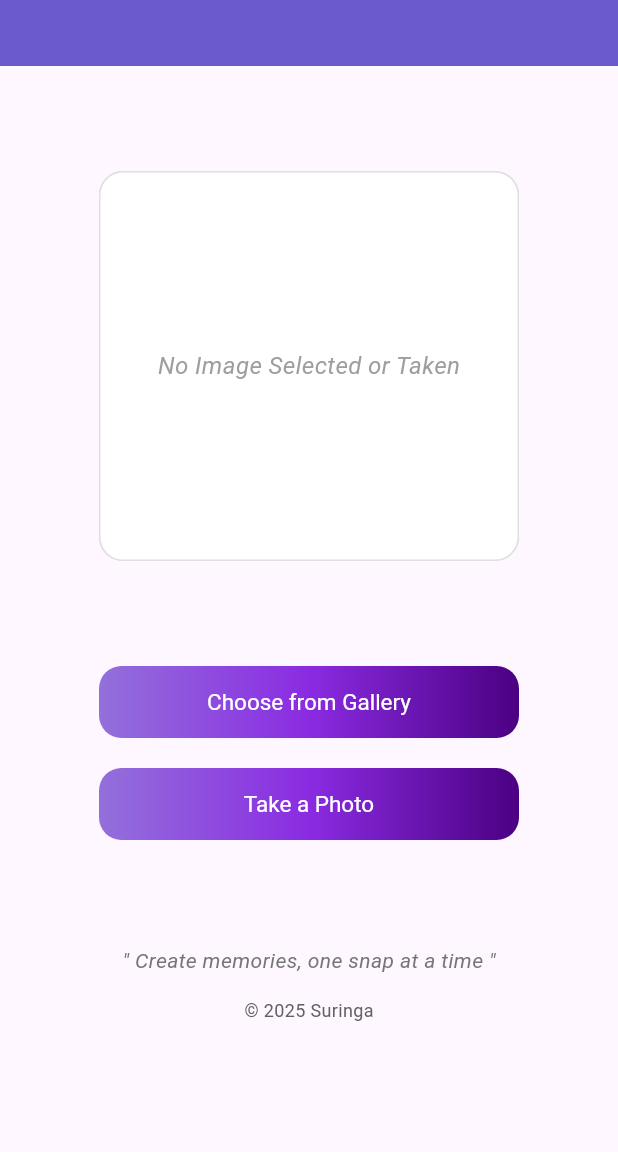
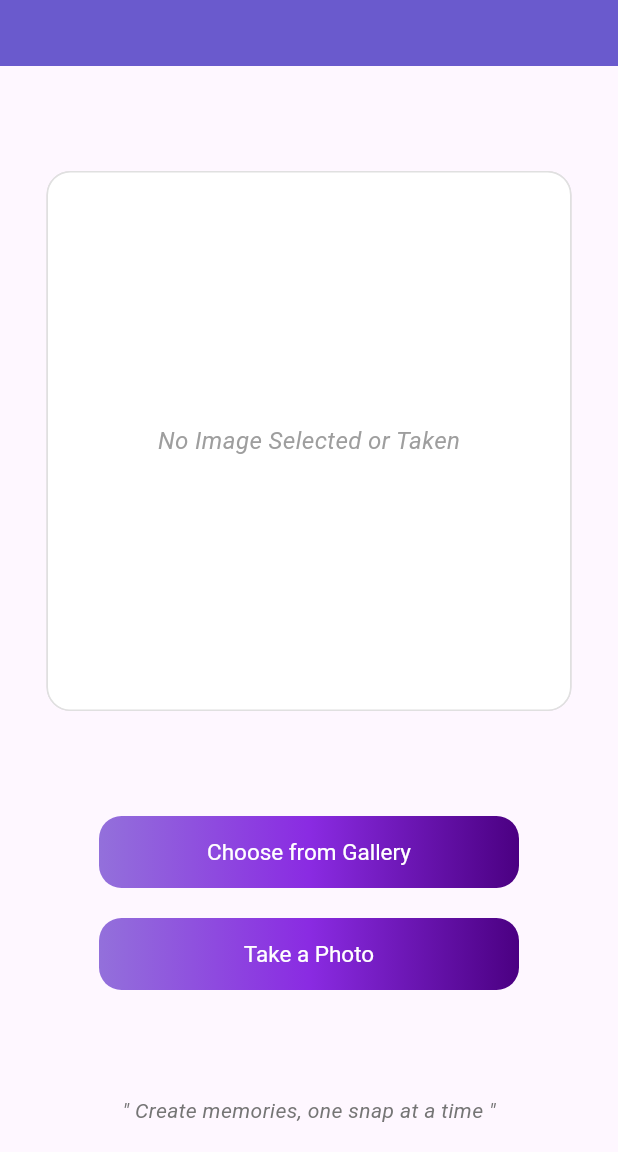
Before and after one commit to Jhanez27/QuikSnap, a Flutter app: the screen it shows after launch, on a phone screen of 412 x 824 dp, the part 84-1236 px from its top. Run offline on Flutter 3.47's test engine with Material 3 defaults, Android fonts, the light colour scheme and no system bars; our stand-ins replace image_picker.

Commit message:
change container size

```diff
--- a/lib/main.dart
+++ b/lib/main.dart
@@ -74,8 +74,8 @@ class _MyAppState extends State<MyApp> {
               Padding(
                 padding: const EdgeInsets.only(top: 70),
                 child: Container(
-                  width: 280,
-                  height: 260,
+                  width: 350,
+                  height: 360,
                   decoration: BoxDecoration(
                     borderRadius: BorderRadius.circular(16),
                     border: Border.all(color: const Color(0xFFE0E0E0)),
```
